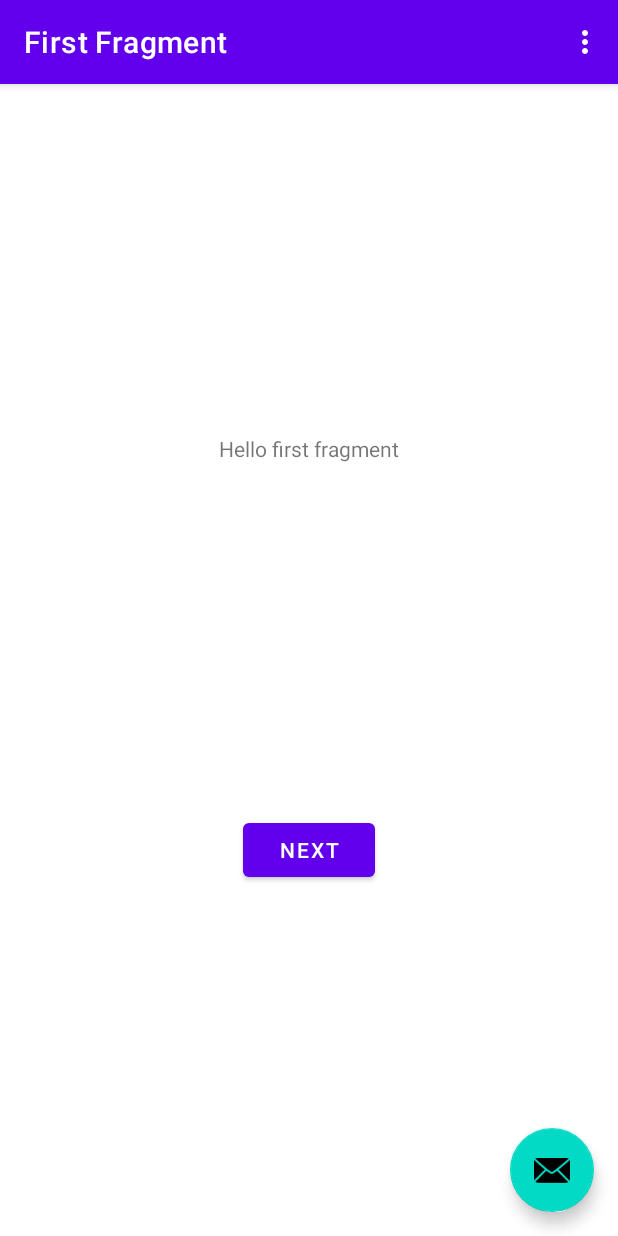
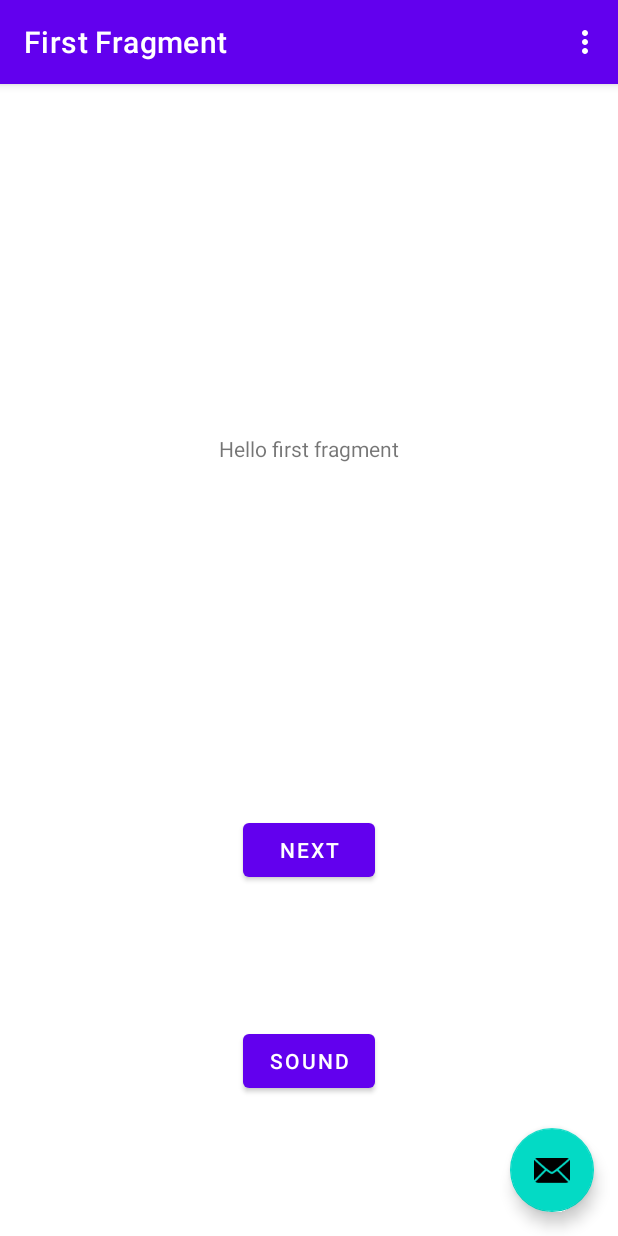
Before and after one commit to AdamBarvesten/MorseCode, an Android app: the screen it shows after launch (MainActivity), on a phone screen of 412 x 824 dp. Run offline under Robolectric (Android 15) with nearby library versions, the light colour scheme and no system bars; our stand-ins replace navigation-ui.

Commit message:
Add functionality of sound

```diff
--- a/app/src/main/AndroidManifest.xml
+++ b/app/src/main/AndroidManifest.xml
@@ -16,6 +16,11 @@
             android:name=".Vibration"
             android:exported="false" />
         <activity
+            android:name=".SoundActivity"
+            android:exported="false"
+            android:label="@string/title_activity_sound"
+            android:theme="@style/Theme.MorseCode.NoActionBar" />
+        <activity
             android:name=".MainActivity"
             android:exported="true"
             android:label="@string/app_name"
--- a/app/src/main/java/com/example/morsecode/FirstFragment.java
+++ b/app/src/main/java/com/example/morsecode/FirstFragment.java
@@ -22,7 +22,6 @@ public class FirstFragment extends Fragment {
             LayoutInflater inflater, ViewGroup container,
             Bundle savedInstanceState
     ) {
-
         binding = FragmentFirstBinding.inflate(inflater, container, false);
         return binding.getRoot();
 
@@ -49,6 +48,14 @@ public class FirstFragment extends Fragment {
                 startAccelerometer();
             }
         });
+
+        binding.soundButton.setOnClickListener(new View.OnClickListener() {
+            @Override
+            public void onClick(View view) {
+                NavHostFragment.findNavController(FirstFragment.this)
+                        .navigate(R.id.action_FirstFragment_to_SoundActivity);
+            }
+        });
     }
 
     @Override
--- a/app/src/main/res/layout/fragment_first.xml
+++ b/app/src/main/res/layout/fragment_first.xml
@@ -25,4 +25,14 @@
         app:layout_constraintEnd_toEndOf="parent"
         app:layout_constraintStart_toStartOf="parent"
         app:layout_constraintTop_toBottomOf="@id/textview_first" />
+
+    <Button
+        android:id="@+id/soundButton"
+        android:layout_width="wrap_content"
+        android:layout_height="wrap_content"
+        android:text="Sound"
+        app:layout_constraintBottom_toBottomOf="parent"
+        app:layout_constraintEnd_toEndOf="parent"
+        app:layout_constraintStart_toStartOf="parent"
+        app:layout_constraintTop_toBottomOf="@+id/button_first" />
 </androidx.constraintlayout.widget.ConstraintLayout>
--- a/app/src/main/res/navigation/nav_graph.xml
+++ b/app/src/main/res/navigation/nav_graph.xml
@@ -14,6 +14,10 @@
         <action
             android:id="@+id/action_FirstFragment_to_SecondFragment"
             app:destination="@id/SecondFragment" />
+        <action
+            android:id="@+id/action_FirstFragment_to_SoundActivity"
+            app:destination="@id/soundActivity"
+            app:enterAnim="@anim/nav_default_pop_enter_anim" />
     </fragment>
     <fragment
         android:id="@+id/SecondFragment"
@@ -25,4 +29,9 @@
             android:id="@+id/action_SecondFragment_to_FirstFragment"
             app:destination="@id/FirstFragment" />
     </fragment>
+    <activity
+        android:id="@+id/soundActivity"
+        android:name="com.example.morsecode.SoundActivity"
+        android:label="activity_sound"
+        tools:layout="@layout/activity_sound" />
 </navigation>
```
Also changed, not shown: app/src/main/java/com/example/morsecode/SoundActivity.java (added, +55 -0 lines), app/src/main/res/layout/activity_sound.xml (added, +28 -0 lines), app/src/main/res/values/strings.xml (+7 -0 lines).
